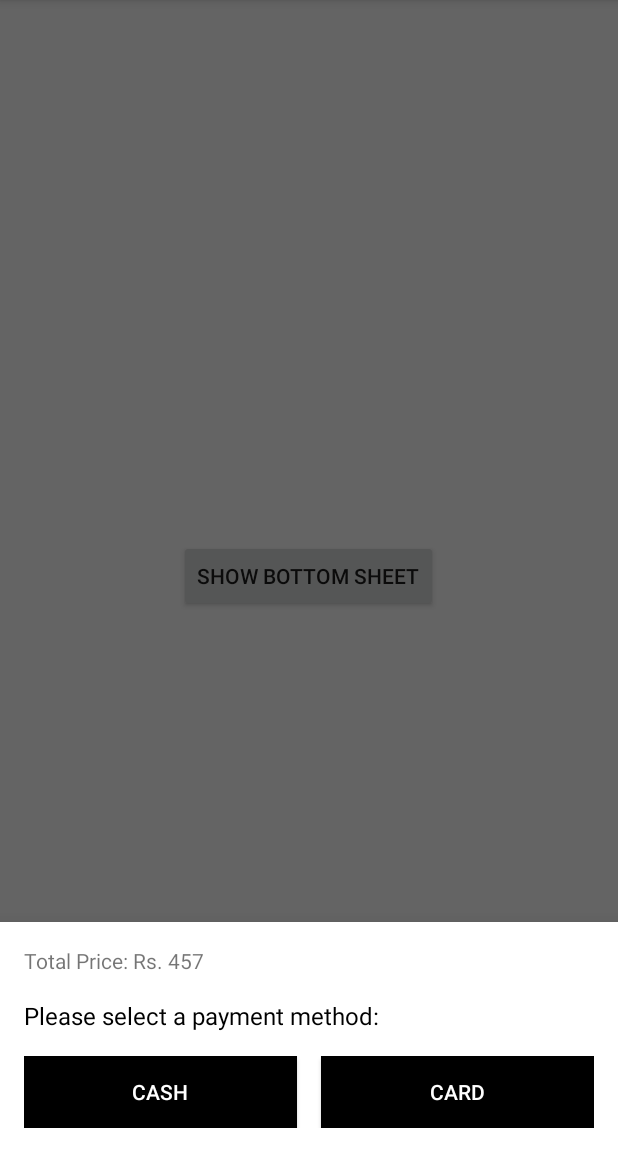
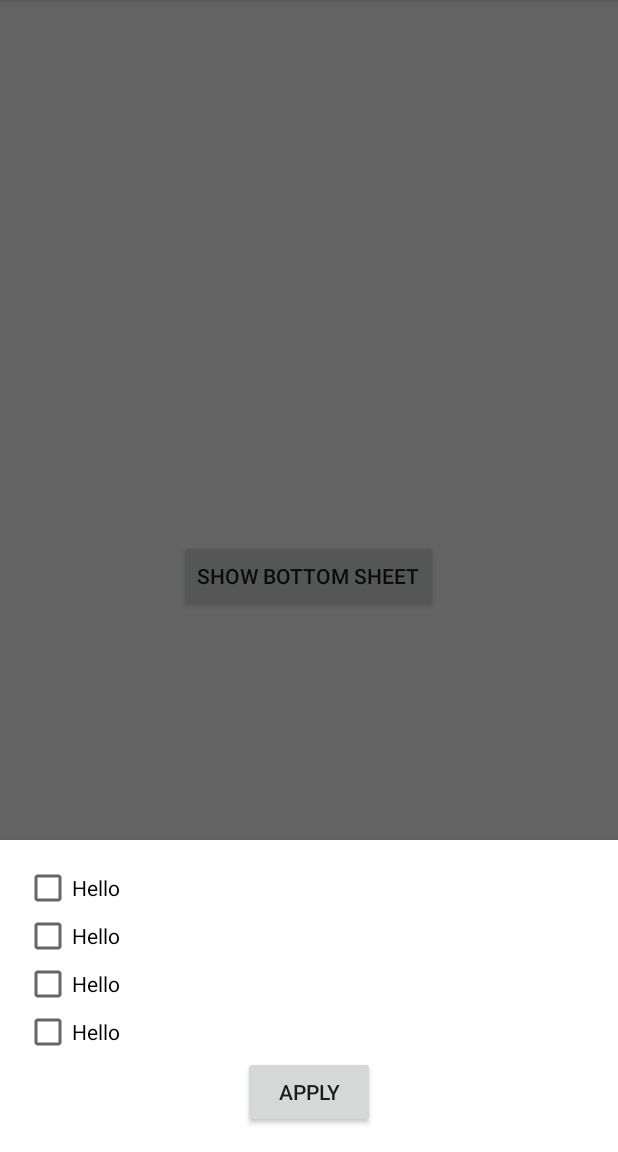
Before and after one commit to gurleensethi/bottom-sheet-android-tutorial, an Android app: the BottomSheetFragmentActivity screen opened directly, with no data from a screen before it, after a tap on "SHOW BOTTOM SHEET", on a phone screen of 412 x 824 dp, the part 84-1236 px from its top. Run offline under Robolectric (Android 15) with nearby library versions, the phone set to English and light mode, and no system bars.

Commit message:
Add Passing data between fragment and activity

```diff
--- a/app/src/main/java/com/thetechnocafe/gurleensethi/bottomsheets/BottomSheetActivity.kt
+++ b/app/src/main/java/com/thetechnocafe/gurleensethi/bottomsheets/BottomSheetActivity.kt
@@ -1,11 +1,11 @@
 package com.thetechnocafe.gurleensethi.bottomsheets
 
-import android.os.Bundle
 import android.support.design.widget.BottomSheetBehavior
 import android.support.v7.app.AppCompatActivity
+import android.os.Bundle
 import android.view.View
+import android.widget.Button
 import android.widget.Toast
-import kotlinx.android.synthetic.main.activity_bottom_sheet.*
 
 class BottomSheetActivity : AppCompatActivity() {
 
@@ -15,6 +15,10 @@ class BottomSheetActivity : AppCompatActivity() {
         super.onCreate(savedInstanceState)
         setContentView(R.layout.activity_bottom_sheet)
 
+        val openBottomSheetButton = findViewById<View>(R.id.openBottomSheetButton) as Button
+        val closeBottomSheetButton = findViewById<View>(R.id.closeBottomSheetButton) as Button
+
+        val nestedScrollView = findViewById(R.id.nestedScrollView) as View
         mBottomSheetBehaviour = BottomSheetBehavior.from(nestedScrollView)
 
         //Remove this line to disable peek
--- a/app/src/main/java/com/thetechnocafe/gurleensethi/bottomsheets/BottomSheetFragment.kt
+++ b/app/src/main/java/com/thetechnocafe/gurleensethi/bottomsheets/BottomSheetFragment.kt
@@ -2,12 +2,18 @@ package com.thetechnocafe.gurleensethi.bottomsheets
 
 import android.annotation.SuppressLint
 import android.app.Dialog
+import android.content.Context
+import android.os.Bundle
 import android.support.design.widget.BottomSheetBehavior
 import android.support.design.widget.BottomSheetDialogFragment
 import android.support.design.widget.CoordinatorLayout
+import android.util.Log
 import android.view.LayoutInflater
 import android.view.View
+import android.view.ViewGroup
+import android.widget.Button
 import android.widget.Toast
+import kotlinx.android.synthetic.main.fragment_bottom_sheet.view.*
 
 /**
  * Created by gurleensethi on 15/01/18.
@@ -15,10 +21,40 @@ import android.widget.Toast
 
 class BottomSheetFragment : BottomSheetDialogFragment() {
 
+    internal var dataPasser: OnDataPass? = null
+    var data: ArrayList<Int> = ArrayList()
     @SuppressLint("RestrictedApi")
     override fun setupDialog(dialog: Dialog, style: Int) {
         super.setupDialog(dialog, style)
+
+        //Set the custom view
         val view = LayoutInflater.from(context).inflate(R.layout.fragment_bottom_sheet, null)
         dialog.setContentView(view)
+        val btn_click = view.findViewById<Button>(R.id.btn_click)
+        val recieveVariableFromActivity = (activity as BottomSheetFragmentActivity).passVariableFromActivityToFrag
+        Log.d("LOGDATA", "Fragment recieveVariableFromActivity = $recieveVariableFromActivity")
+        btn_click.setOnClickListener {
+            if ( view.checkbox1.isChecked) data.add(1)
+            if ( view.checkbox2.isChecked) data.add(2)
+            if ( view.checkbox3.isChecked) data.add(3)
+            if ( view.checkbox4.isChecked) data.add(4)
+            passData("Clic1 Click 2 Clic 3")
+            passDataHashSet(data)
+            dismiss()
+        }
+
     }
+
+    fun passData(data: String) {
+        dataPasser!!.onDataPass(data)
+    }
+    fun passDataHashSet(data: ArrayList<Int>) {
+        dataPasser!!.onDataPass(data)
+    }
+
+    override fun onAttach(context: Context?) {
+        super.onAttach(context)
+        dataPasser = context as OnDataPass
+    }
+
 }
--- a/app/src/main/java/com/thetechnocafe/gurleensethi/bottomsheets/BottomSheetFragmentActivity.kt
+++ b/app/src/main/java/com/thetechnocafe/gurleensethi/bottomsheets/BottomSheetFragmentActivity.kt
@@ -1,22 +1,31 @@
 package com.thetechnocafe.gurleensethi.bottomsheets
 
-import android.support.design.widget.BottomSheetDialogFragment
+import android.os.Bundle
 import android.support.v7.app.AppCompatActivity
-import android.os.Bundle
+import android.util.Log
 import android.view.View
 import android.widget.Button
 import kotlinx.android.synthetic.main.activity_bottom_sheet_fragment.*
 
-class BottomSheetFragmentActivity : AppCompatActivity() {
+class BottomSheetFragmentActivity : AppCompatActivity(), OnDataPass {
+
+
+    var passVariableFromActivityToFrag: Int = 123
 
     override fun onCreate(savedInstanceState: Bundle?) {
         super.onCreate(savedInstanceState)
         setContentView(R.layout.activity_bottom_sheet_fragment)
-
         showSheetButton.setOnClickListener {
             val fragment = BottomSheetFragment()
             fragment.show(supportFragmentManager, TAG)
         }
+    }
+
+    override fun onDataPass(data: String) {
+        Log.d("LOGDATA", "hello $data")
+    }
+    override fun onDataPass(data: ArrayList<Int>) {
+        data.forEach { Log.d("LOGDATA", "hello $it") }
     }
 
     companion object {
--- /dev/null
+++ b/app/src/main/java/com/thetechnocafe/gurleensethi/bottomsheets/OnDataPass.kt
@@ -0,0 +1,10 @@
+package com.thetechnocafe.gurleensethi.bottomsheets
+
+/**
+ * Created by Hamzeoui on 6/6/19 .
+ * Email : HamzaSlama8@gmail.com
+ */
+interface OnDataPass {
+    fun onDataPass(data: String)
+    fun onDataPass(data: ArrayList<Int>)
+}
--- a/app/src/main/res/layout/fragment_bottom_sheet.xml
+++ b/app/src/main/res/layout/fragment_bottom_sheet.xml
@@ -5,43 +5,35 @@
     android:orientation="vertical"
     android:padding="16dp">
 
-    <TextView
+
+    <CheckBox
+        android:id="@+id/checkbox1"
+        android:text="Hello"
         android:layout_width="wrap_content"
-        android:layout_height="wrap_content"
-        android:layout_marginBottom="16dp"
-        android:text="Total Price: Rs. 457" />
+        android:layout_height="wrap_content" />
 
-    <TextView
+    <CheckBox
+        android:id="@+id/checkbox2"
+        android:text="Hello"
         android:layout_width="wrap_content"
-        android:layout_height="wrap_content"
-        android:text="Please select a payment method:"
-        android:textColor="@android:color/black"
-        android:textSize="16sp" />
+        android:layout_height="wrap_content" />
 
-    <LinearLayout
-        android:layout_width="match_parent"
-        android:layout_height="wrap_content"
-        android:layout_marginTop="16dp"
-        android:orientation="horizontal">
+    <CheckBox
+        android:id="@+id/checkbox3"
+        android:text="Hello"
+        android:layout_width="wrap_content"
+        android:layout_height="wrap_content" />
 
-        <Button
-            android:layout_width="0dp"
-            android:layout_height="wrap_content"
-            android:layout_marginRight="8dp"
-            android:layout_weight="1"
-            android:background="@android:color/black"
-            android:text="Cash"
-            android:textColor="@android:color/white" />
+    <CheckBox
+        android:id="@+id/checkbox4"
+        android:text="Hello"
+        android:layout_width="wrap_content"
+        android:layout_height="wrap_content" />
 
-        <Button
-            android:layout_width="0dp"
-            android:layout_height="wrap_content"
-            android:layout_marginLeft="8dp"
-            android:layout_weight="1"
-            android:background="@android:color/black"
-            android:text="Card"
-            android:textColor="@android:color/white" />
-
-    </LinearLayout>
-
+    <Button
+        android:id="@+id/btn_click"
+        android:layout_gravity="center"
+        android:text="apply"
+        android:layout_width="wrap_content"
+        android:layout_height="wrap_content" />
 </LinearLayout>
```
